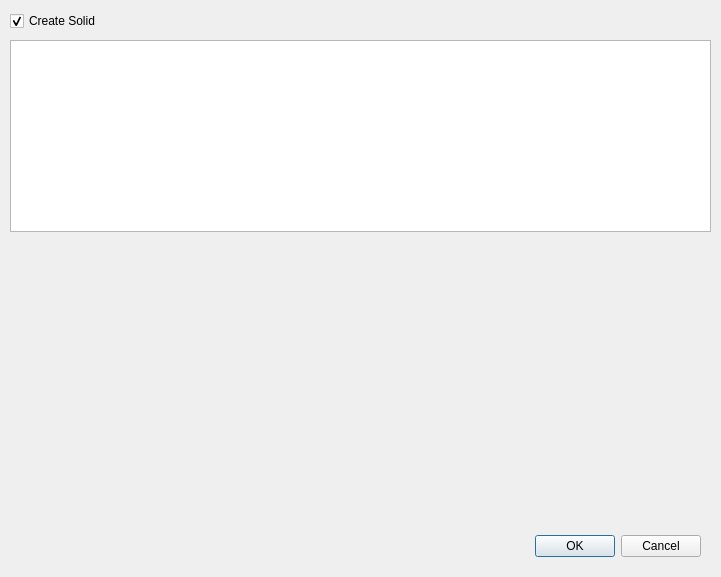
Old version of the form ui/create-coupling.ui in the repository rkrenzler/ose-piping-library.
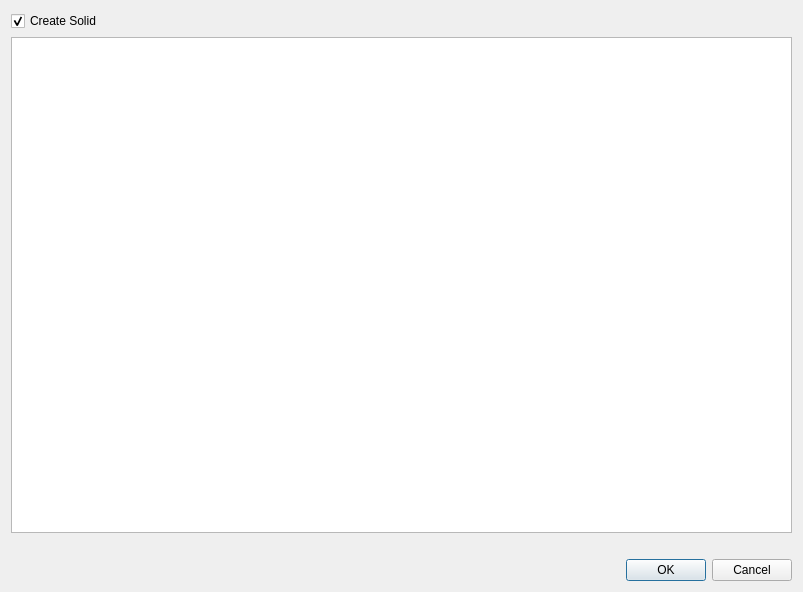
New version of the form. Icons and pictures are not drawn.

Commit message: make the create-coupling dialog resizeble

What changed in the file:
```diff
--- a/ui/create-coupling.ui
+++ b/ui/create-coupling.ui
@@ -6,38 +6,26 @@
    <rect>
     <x>0</x>
     <y>0</y>
-    <width>721</width>
-    <height>577</height>
+    <width>803</width>
+    <height>592</height>
    </rect>
   </property>
   <property name="windowTitle">
    <string>Create coupling</string>
   </property>
-  <widget class="QDialogButtonBox" name="buttonBox">
-   <property name="geometry">
-    <rect>
-     <x>400</x>
-     <y>530</y>
-     <width>301</width>
-     <height>32</height>
-    </rect>
-   </property>
-   <property name="orientation">
-    <enum>Qt::Horizontal</enum>
-   </property>
-   <property name="standardButtons">
-    <set>QDialogButtonBox::Cancel|QDialogButtonBox::Ok</set>
-   </property>
-  </widget>
+  <layout class="QVBoxLayout" name="verticalLayout">
+   <item>
+    <widget class="QCheckBox" name="checkBoxCreateSolid">
+     <property name="text">
+      <string>Create Solid</string>
+     </property>
+     <property name="checked">
+      <bool>true</bool>
+     </property>
+    </widget>
+   </item>
+   <item>
   <widget class="QTableView" name="tableViewParts">
-   <property name="geometry">
-    <rect>
-     <x>10</x>
-     <y>40</y>
-     <width>701</width>
-     <height>192</height>
-    </rect>
-   </property>
    <property name="selectionMode">
     <enum>QAbstractItemView::SingleSelection</enum>
    </property>
@@ -45,38 +33,31 @@
     <enum>QAbstractItemView::SelectRows</enum>
    </property>
   </widget>
-  <widget class="QCheckBox" name="checkBoxCreateSolid">
-   <property name="geometry">
-    <rect>
-     <x>10</x>
-     <y>10</y>
-     <width>171</width>
-     <height>22</height>
-    </rect>
-   </property>
-   <property name="text">
-    <string>Create Solid</string>
-   </property>
-   <property name="checked">
-    <bool>true</bool>
-   </property>
-  </widget>
+   </item>
+   <item>
   <widget class="QLabel" name="label">
-   <property name="geometry">
-    <rect>
-     <x>10</x>
-     <y>240</y>
-     <width>701</width>
-     <height>281</height>
-    </rect>
-   </property>
    <property name="text">
     <string/>
    </property>
    <property name="pixmap">
     <pixmap>../macros/coupling-dimensions.png</pixmap>
    </property>
-  </widget>
+     <property name="alignment">
+      <set>Qt::AlignCenter</set>
+     </property>
+    </widget>
+   </item>
+   <item>
+    <widget class="QDialogButtonBox" name="buttonBox">
+     <property name="orientation">
+      <enum>Qt::Horizontal</enum>
+     </property>
+     <property name="standardButtons">
+      <set>QDialogButtonBox::Cancel|QDialogButtonBox::Ok</set>
+     </property>
+    </widget>
+   </item>
+  </layout>
  </widget>
  <resources/>
  <connections>
```
Lines whose indentation alone changed are shown as unchanged. The commit also changes 1 other file.
